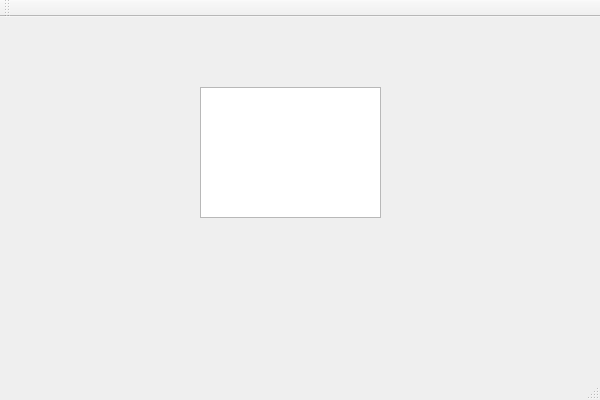
Old version of the form field2/field2.ui in the repository GGber/field2.
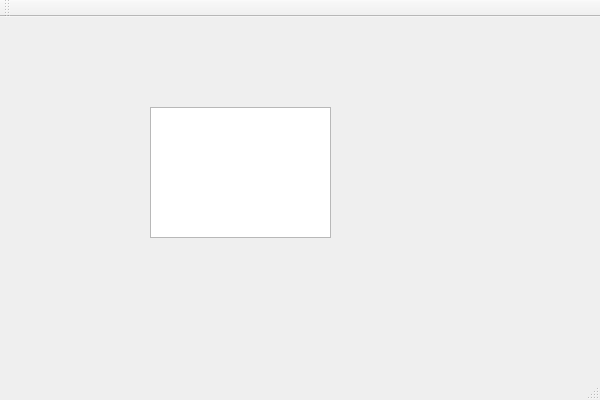
New version of the form.

Commit message: 2022.1.15 工程创建成功，没有创建第三方控件

Patch:
```diff
--- a/field2/field2.ui
+++ b/field2/field2.ui
@@ -17,8 +17,8 @@
    <widget class="QTextEdit" name="textEdit">
     <property name="geometry">
      <rect>
-      <x>200</x>
-      <y>70</y>
+      <x>150</x>
+      <y>90</y>
       <width>181</width>
       <height>131</height>
      </rect>
```
The commit also changes 2 other files.
